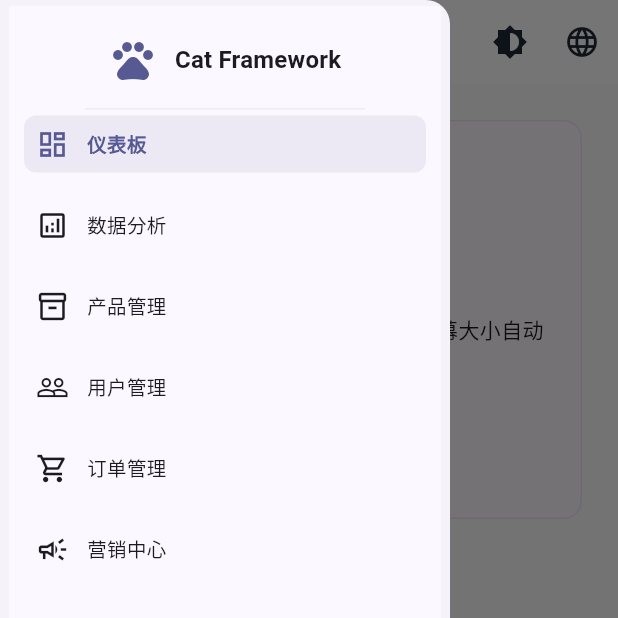
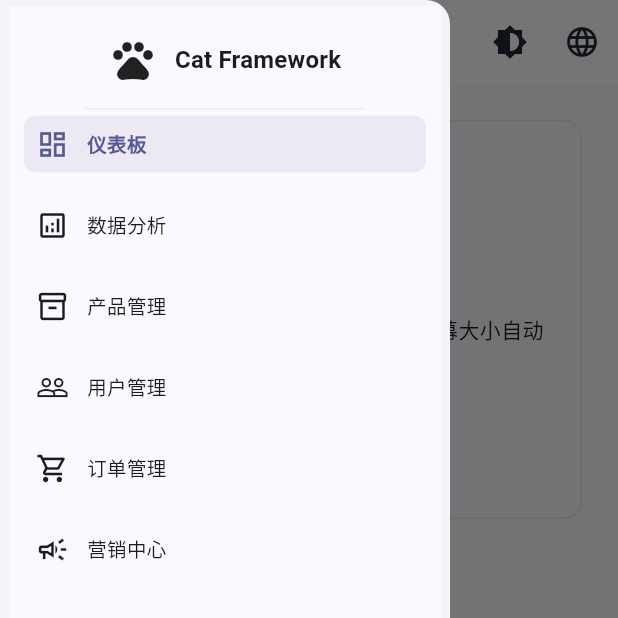
Before and after one commit to f361600134/cat-zson, a Flutter app: the MainLayout screen opened by its route, with the side drawer open, on a phone screen of 412 x 824 dp, the top half of it. Run offline on Flutter 3.47's test engine with Material 3 defaults, Android fonts, the phone set to English and light mode, and no system bars; drawn by our look-alikes of sidebarx; our stand-ins replace device_info_plus, get, get_storage, logger, package_info_plus, responsive_framework; accounts and stored records are empty.

Commit message:
Commit: 简化侧边栏实现最终版本, 使用FittedBox避免硬编码代码

```diff
--- a/lib/app/modules/main/main_layout.dart
+++ b/lib/app/modules/main/main_layout.dart
@@ -160,11 +160,7 @@ class _MainLayoutState extends State<MainLayout> {
               child: Row(
                 mainAxisSize: MainAxisSize.min,
                 children: [
-                  Icon(
-                    Icons.pets,
-                    size: 32,
-                    color: Theme.of(context).primaryColor,
-                  ),
+                  Icon(Icons.pets, size: 32,),
                   const SizedBox(width: 12),
                   Text(
                     'Cat Framework',
@@ -175,13 +171,7 @@ class _MainLayoutState extends State<MainLayout> {
                 ],
               ),
             )
-          : Center(
-              child: Icon(
-                Icons.pets,
-                size: 24,
-                color: Theme.of(context).primaryColor,
-              ),
-            ),
+          : Center(child: Icon(Icons.pets,size: 24,)),
     );
   }
 
```
